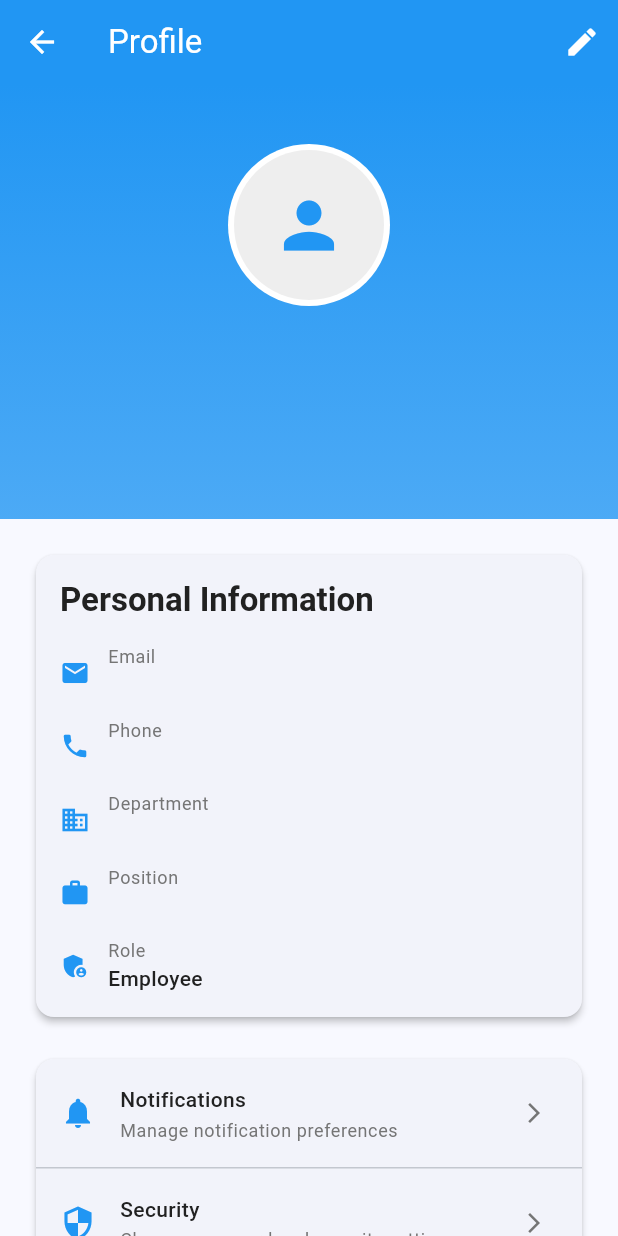
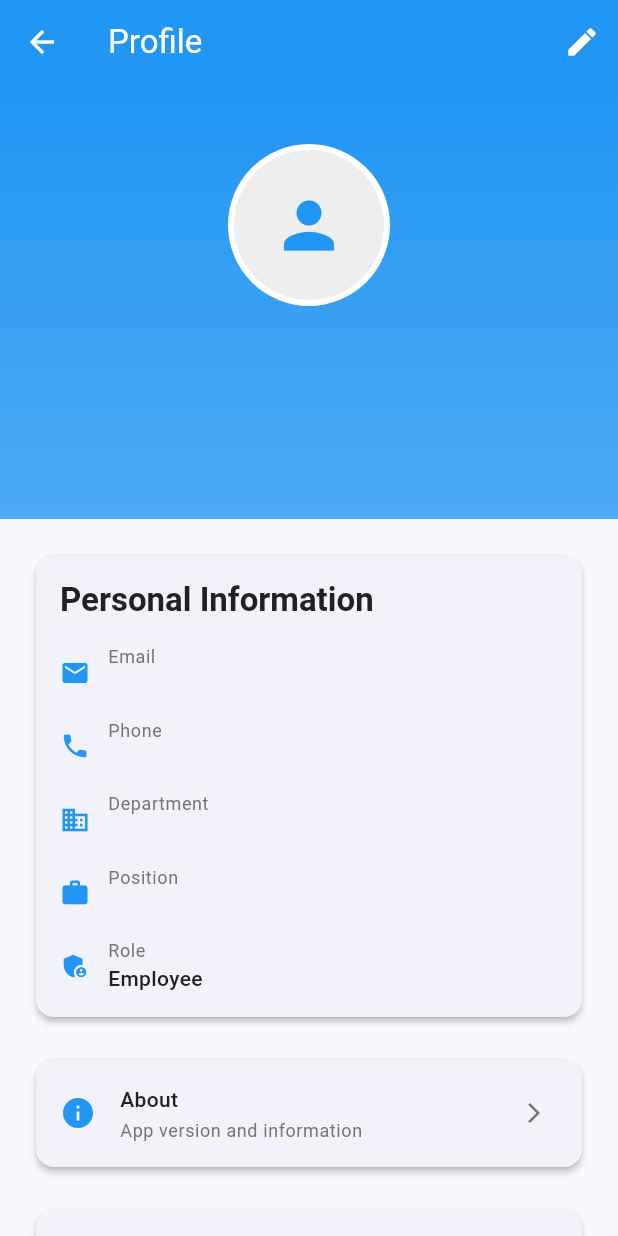
Before and after one commit to awhfahim/attendance_system, a Flutter app: the ProfileScreen screen opened directly, on a phone screen of 412 x 824 dp. Run offline on Flutter 3.47's test engine with Material 3 defaults, Android fonts, the phone set to English and light mode, and no system bars; our stand-ins replace flutter_local_notifications, geocoding, geolocator, image_picker, permission_handler, shared_preferences; accounts and stored records are empty; network calls fail.

Commit message:
Update assembly information and remove unused settings tiles from profile screen

```diff
--- a/lib/screens/profile_screen.dart
+++ b/lib/screens/profile_screen.dart
@@ -219,42 +219,6 @@ class _ProfileScreenState extends State<ProfileScreen> {
         ),
         child: Column(
           children: [
-            _buildSettingsTile(
-              Icons.notifications,
-              'Notifications',
-              'Manage notification preferences',
-              () {
-                // TODO: Navigate to notification settings
-              },
-            ),
-            const Divider(height: 1),
-            _buildSettingsTile(
-              Icons.security,
-              'Security',
-              'Change password and security settings',
-              () {
-                // TODO: Navigate to security settings
-              },
-            ),
-            const Divider(height: 1),
-            _buildSettingsTile(
-              Icons.location_on,
-              'Location Settings',
-              'Manage location permissions',
-              () {
-                // TODO: Navigate to location settings
-              },
-            ),
-            const Divider(height: 1),
-            _buildSettingsTile(
-              Icons.help,
-              'Help & Support',
-              'Get help and contact support',
-              () {
-                // TODO: Navigate to help screen
-              },
-            ),
-            const Divider(height: 1),
             _buildSettingsTile(
               Icons.info,
               'About',
```
Also changed, not shown: 2 other files.
